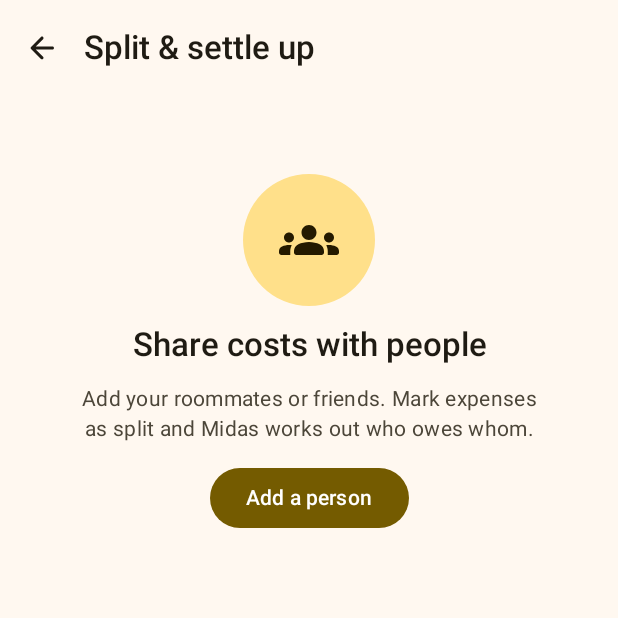
After one commit to Sukanth19/midas, an Android app built with Jetpack Compose: the SplitScreen screen opened through its navigation route, on a phone screen of 412 x 824 dp, the top half of it. The commit adds this screen. Run offline under Robolectric (Android 15) with nearby library versions, the phone set to English and light mode, and no system bars; our stand-ins replace Room's generated code.

Commit message:
add split and settle-up screen with whatsapp summary
reachable from a home card and settings. 'paid' records a settle-up, and the summary goes to whatsapp or the share sheet.

```diff
--- a/app/src/main/java/dev/suks/midas/ui/MidasApp.kt
+++ b/app/src/main/java/dev/suks/midas/ui/MidasApp.kt
@@ -48,6 +48,7 @@ import dev.suks.midas.ui.insights.InsightsScreen
 import dev.suks.midas.ui.lists.ListsScreen
 import dev.suks.midas.ui.settings.CategoriesScreen
 import dev.suks.midas.ui.settings.SettingsScreen
+import dev.suks.midas.ui.split.SplitScreen
 import dev.suks.midas.ui.transactions.EditTransactionScreen
 import dev.suks.midas.ui.transactions.TransactionsScreen
 import kotlinx.serialization.Serializable
@@ -68,6 +69,7 @@ import kotlin.reflect.KClass
 @Serializable object BudgetsRoute
 @Serializable object SettingsRoute
 @Serializable object CategoriesRoute
+@Serializable object SplitRoute
 
 private data class Tab(val label: String, val route: Any, val routeClass: KClass<*>, val icon: ImageVector, val selectedIcon: ImageVector)
 
@@ -152,6 +154,7 @@ private fun MidasNav(pendingAction: String?, onActionHandled: () -> Unit, shared
                     onGroceries = { nav.switchTab(ListsRoute(tab = 1)) },
                     onSettings = { nav.navigate(SettingsRoute) },
                     onReviewCapture = { nav.navigate(EditTransactionRoute(captureId = it)) },
+                    onSplit = { nav.navigate(SplitRoute) },
                 )
             }
             composable<ActivityRoute> {
@@ -168,7 +171,10 @@ private fun MidasNav(pendingAction: String?, onActionHandled: () -> Unit, shared
                 EditTransactionScreen(id = r.id, startAsIncome = r.income, onDone = { nav.popBackStack() }, captureId = r.captureId, sharedText = r.sharedText)
             }
             composable<BudgetsRoute> { BudgetsScreen(onBack = { nav.popBackStack() }) }
-            composable<SettingsRoute> { SettingsScreen(onBack = { nav.popBackStack() }, onCategories = { nav.navigate(CategoriesRoute) }) }
+            composable<SettingsRoute> {
+                SettingsScreen(onBack = { nav.popBackStack() }, onCategories = { nav.navigate(CategoriesRoute) }, onSplit = { nav.navigate(SplitRoute) })
+            }
+            composable<SplitRoute> { SplitScreen(onBack = { nav.popBackStack() }) }
             composable<CategoriesRoute> { CategoriesScreen(onBack = { nav.popBackStack() }) }
         }
     }
--- a/app/src/main/java/dev/suks/midas/ui/home/HomeScreen.kt
+++ b/app/src/main/java/dev/suks/midas/ui/home/HomeScreen.kt
@@ -89,6 +89,8 @@ import dev.suks.midas.ui.stateOf
 import dev.suks.midas.ui.theme.HeroAmount
 import dev.suks.midas.ui.theme.money
 import dev.suks.midas.ui.transactions.TransactionRow
+import dev.suks.midas.ui.split.SplitHomeCard
+import dev.suks.midas.ui.split.SplitViewModel
 import dev.suks.midas.ui.workspaces.WorkspaceChip
 import dev.suks.midas.ui.workspaces.WorkspaceSheet
 import dev.suks.midas.ui.workspaces.rememberWorkspaces
@@ -114,13 +116,22 @@ data class HomeState(
     val grocery: GroceryTotals = GroceryTotals(0, 0, 0, 0),
     /** Payments read from SMS or notifications, waiting to be added. */
     val toReview: List<CapturedPayment> = emptyList(),
+    /** People this workspace's costs are split with, and where you stand. */
+    val peopleCount: Int = 0,
+    val splitBalanceMinor: Long = 0,
 )
 
 class HomeViewModel(private val c: AppContainer) : ViewModel() {
     val state = stateOf(
         combine(c.settings.settings, c.transactions.all, c.categories.categories, c.bills.bills, c.grocery.items) { s: Settings, txs, cats, bills, groceries ->
             build(c.today(), s, txs, cats, bills, groceries.map { it.toLine() })
-        }.combine(c.captures.pending) { state, pending -> state.copy(toReview = pending) },
+        }.combine(c.captures.pending) { state, pending -> state.copy(toReview = pending) }
+            .combine(combine(c.split.people, c.split.sharedExpenses, c.split.settlements, ::Triple)) { state, (people, shared, settlements) ->
+                state.copy(
+                    peopleCount = people.size,
+                    splitBalanceMinor = SplitViewModel.build(people, shared, settlements, Settings(), state.today).yourBalance,
+                )
+            },
         HomeState(),
     )
 
@@ -169,6 +180,7 @@ class HomeViewModel(private val c: AppContainer) : ViewModel() {
 fun HomeScreen(
     onAdd: () -> Unit, onOpenTransaction: (Long) -> Unit, onSeeAll: () -> Unit, onBudgets: () -> Unit,
     onBills: () -> Unit, onGroceries: () -> Unit, onSettings: () -> Unit, onReviewCapture: (Long) -> Unit = {},
+    onSplit: () -> Unit = {},
 ) {
     val vm = midasViewModel { HomeViewModel(it) }
     val state by vm.state.collectAsStateWithLifecycle()
@@ -181,6 +193,7 @@ fun HomeScreen(
         workspace = workspaces.firstOrNull { it.id == activeId },
         onWorkspaces = { switching = true },
         onReviewCapture = onReviewCapture, onDismissCapture = vm::dismissCapture, onDismissAllCaptures = vm::dismissAllCaptures,
+        onSplit = onSplit,
     )
     if (switching) WorkspaceSheet(workspacesVm, onDismiss = { switching = false })
 }
@@ -199,6 +212,7 @@ fun HomeContent(
     onBills: () -> Unit = {}, onGroceries: () -> Unit = {}, onSettings: () -> Unit = {},
     workspace: Workspace? = null, onWorkspaces: () -> Unit = {},
     onReviewCapture: (Long) -> Unit = {}, onDismissCapture: (Long) -> Unit = {}, onDismissAllCaptures: () -> Unit = {},
+    onSplit: () -> Unit = {},
 ) {
     val scroll = TopAppBarDefaults.pinnedScrollBehavior(rememberTopAppBarState())
     Scaffold(
@@ -230,6 +244,7 @@ fun HomeContent(
             if (state.toReview.isNotEmpty()) item { ReviewCard(state, onReviewCapture, onDismissCapture, onDismissAllCaptures) }
             item { HeroCard(state, onBudgets) }
             item { QuickActions(onAdd, onGroceries, onBills, onSeeAll) }
+            if (state.peopleCount > 0) item { SplitHomeCard(state.splitBalanceMinor, state.currency, onSplit) }
             if (state.shares.isNotEmpty()) item { WhereItWentCard(state) }
             if (state.last7Days.any { it.second > 0 }) item { WeekCard(state) }
             if (state.upcomingBills.isNotEmpty()) item { BillsCard(state, onBills) }
--- a/app/src/main/java/dev/suks/midas/ui/settings/SettingsScreen.kt
+++ b/app/src/main/java/dev/suks/midas/ui/settings/SettingsScreen.kt
@@ -19,6 +19,7 @@ import androidx.compose.material.icons.rounded.DarkMode
 import androidx.compose.material.icons.rounded.FileDownload
 import androidx.compose.material.icons.rounded.FileUpload
 import androidx.compose.material.icons.rounded.Fingerprint
+import androidx.compose.material.icons.rounded.Groups
 import androidx.compose.material.icons.rounded.Info
 import androidx.compose.material.icons.rounded.NotificationsActive
 import androidx.compose.material.icons.rounded.Palette
@@ -118,7 +119,7 @@ class SettingsViewModel(private val c: AppContainer) : ViewModel() {
 
 @OptIn(ExperimentalMaterial3Api::class)
 @Composable
-fun SettingsScreen(onBack: () -> Unit, onCategories: () -> Unit) {
+fun SettingsScreen(onBack: () -> Unit, onCategories: () -> Unit, onSplit: () -> Unit = {}) {
     val vm = midasViewModel { SettingsViewModel(it) }
     val s by vm.settings.collectAsStateWithLifecycle()
     val message by vm.message.collectAsStateWithLifecycle()
@@ -164,6 +165,7 @@ fun SettingsScreen(onBack: () -> Unit, onCategories: () -> Unit) {
             Group("General")
             Row(Icons.Rounded.Payments, "Currency", "${s.currency} · ${Money.symbol(s.currency)}") { pickCurrency = true }
             Row(Icons.Rounded.Category, "Categories", "Add, rename or recolour categories", onClick = onCategories)
+            Row(Icons.Rounded.Groups, "Split with people", "Share this workspace's costs with roommates or friends", onClick = onSplit)
 
             Group("Appearance")
             Row(Icons.Rounded.DarkMode, "Theme", s.themeMode.name.lowercase().replaceFirstChar(Char::uppercase).let { if (it == "System") "Follow system" else it }) { pickTheme = true }
--- /dev/null
+++ b/app/src/main/java/dev/suks/midas/ui/split/SplitScreen.kt
@@ -0,0 +1,369 @@
+package dev.suks.midas.ui.split
+
+import android.content.ActivityNotFoundException
+import android.content.Context
+import android.content.Intent
+import androidx.compose.foundation.layout.Arrangement
+import androidx.compose.foundation.layout.Column
+import androidx.compose.foundation.layout.PaddingValues
+import androidx.compose.foundation.layout.Row
+import androidx.compose.foundation.layout.Spacer
+import androidx.compose.foundation.layout.fillMaxSize
+import androidx.compose.foundation.layout.fillMaxWidth
+import androidx.compose.foundation.layout.height
+import androidx.compose.foundation.layout.padding
+import androidx.compose.foundation.layout.size
+import androidx.compose.foundation.layout.width
+import androidx.compose.foundation.lazy.LazyColumn
+import androidx.compose.foundation.lazy.items
+import androidx.compose.material.icons.Icons
+import androidx.compose.material.icons.automirrored.rounded.ArrowBack
+import androidx.compose.material.icons.rounded.Close
+import androidx.compose.material.icons.rounded.Edit
+import androidx.compose.material.icons.rounded.Groups
+import androidx.compose.material.icons.rounded.PersonAdd
+import androidx.compose.material.icons.rounded.Share
+import androidx.compose.material3.AlertDialog
+import androidx.compose.material3.Button
+import androidx.compose.material3.ExperimentalMaterial3Api
+import androidx.compose.material3.FilledTonalButton
+import androidx.compose.material3.Icon
+import androidx.compose.material3.IconButton
+import androidx.compose.material3.ListItem
+import androidx.compose.material3.ListItemDefaults
+import androidx.compose.material3.MaterialTheme
+import androidx.compose.material3.OutlinedButton
+import androidx.compose.material3.OutlinedTextField
+import androidx.compose.material3.Scaffold
+import androidx.compose.material3.SnackbarHost
+import androidx.compose.material3.SnackbarHostState
+import androidx.compose.material3.Surface
+import androidx.compose.material3.Text
+import androidx.compose.material3.TextButton
+import androidx.compose.material3.TopAppBar
+import androidx.compose.runtime.Composable
+import androidx.compose.runtime.LaunchedEffect
+import androidx.compose.runtime.getValue
+import androidx.compose.runtime.mutableStateOf
+import androidx.compose.runtime.remember
+import androidx.compose.runtime.setValue
+import androidx.compose.ui.Alignment
+import androidx.compose.ui.Modifier
+import androidx.compose.ui.graphics.Color
+import androidx.compose.ui.platform.LocalContext
+import androidx.compose.ui.platform.testTag
+import androidx.compose.ui.text.input.KeyboardCapitalization
+import androidx.compose.foundation.text.KeyboardOptions
+import androidx.compose.ui.text.style.TextOverflow
+import androidx.compose.ui.unit.dp
+import androidx.lifecycle.ViewModel
+import androidx.lifecycle.compose.collectAsStateWithLifecycle
+import androidx.lifecycle.viewModelScope
+import dev.suks.midas.AppContainer
+import dev.suks.midas.data.Person
+import dev.suks.midas.data.Settings
+import dev.suks.midas.data.Settlement
+import dev.suks.midas.data.Transaction
+import dev.suks.midas.domain.Dates
+import dev.suks.midas.domain.MemberId
+import dev.suks.midas.domain.Money
+import dev.suks.midas.domain.Payment
+import dev.suks.midas.domain.SharedExpense
+import dev.suks.midas.domain.Split
+import dev.suks.midas.ui.components.EmptyState
+import dev.suks.midas.ui.components.MidasCard
+import dev.suks.midas.ui.components.SectionHeader
+import dev.suks.midas.ui.midasViewModel
+import dev.suks.midas.ui.stateOf
+import dev.suks.midas.ui.theme.money
+import dev.suks.midas.ui.workspaces.rememberWorkspaces
+import kotlinx.coroutines.flow.MutableStateFlow
+import kotlinx.coroutines.flow.asStateFlow
+import kotlinx.coroutines.flow.combine
+import kotlinx.coroutines.launch
+import java.time.LocalDate
+
+data class SplitState(
+    val loaded: Boolean = false,
+    val currency: String = "INR",
+    val today: LocalDate = LocalDate.now(),
+    val myName: String = "Me",
+    val people: List<Person> = emptyList(),
+    /** Everyone's balance, you first: positive = owed money. */
+    val balances: Map<MemberId, Long> = emptyMap(),
+    /** The fewest payments that settle everything. */
+    val payments: List<Payment> = emptyList(),
+    val sharedExpenses: List<SharedExpense> = emptyList(),
+    val settlements: List<Settlement> = emptyList(),
+) {
+    val members: List<MemberId> get() = listOf<MemberId>(null) + people.map { it.id }
+    val names: Map<MemberId, String> get() = mapOf<MemberId, String>(null to myName) + people.associate { it.id to it.name }
+    val yourBalance: Long get() = balances[null] ?: 0
+    val totalSharedMinor: Long get() = sharedExpenses.sumOf { it.amountMinor }
+
+    fun name(m: MemberId) = names[m] ?: "Someone"
+
+    fun summary(title: String) = Split.summary(title, members, names, sharedExpenses, payments, currency)
+}
+
+class SplitViewModel(private val c: AppContainer) : ViewModel() {
+    val state = stateOf(
+        combine(c.split.people, c.split.sharedExpenses, c.split.settlements, c.settings.settings) { people, shared, settlements, s ->
+            build(people, shared, settlements, s, c.today())
+        },
+        SplitState(),
+    )
+    private val _message = MutableStateFlow<String?>(null)
+    val message = _message.asStateFlow()
+
+    fun addPerson(name: String) = viewModelScope.launch { c.split.addPerson(name) }
+    fun removePerson(p: Person) = viewModelScope.launch {
+        if (!c.split.removePerson(p.id)) _message.value = "${p.name} is in some shared expenses or settle-ups, so they can't be removed"
+    }
+    fun settle(p: Payment) = viewModelScope.launch { c.split.settle(p.from, p.to, p.amountMinor, c.today()) }
+    fun deleteSettlement(id: Long) = viewModelScope.launch { c.split.deleteSettlement(id) }
+    fun setMyName(name: String) = viewModelScope.launch { c.settings.setMyName(name) }
+    fun messageShown() { _message.value = null }
+
+    companion object {
+        fun build(people: List<Person>, shared: List<Transaction>, settlements: List<Settlement>, s: Settings, today: LocalDate): SplitState {
+            val members = listOf<MemberId>(null) + people.map { it.id }
+            val known = members.toSet()
+            // Someone removed from the list is treated as you, so their share isn't lost.
+            val expenses = shared.map { SharedExpense(it.amountMinor, it.paidById?.takeIf { id -> id in known }) }
+            val balances = Split.balances(members, expenses, settlements.map { it.toPayment() })
+            return SplitState(
+                loaded = true, currency = s.currency, today = today, myName = s.myName, people = people,
+                balances = balances, payments = Split.settleUp(balances), sharedExpenses = expenses, settlements = settlements,
+            )
+        }
+    }
+}
+
+@Composable
+fun SplitScreen(onBack: () -> Unit) {
+    val vm = midasViewModel { SplitViewModel(it) }
+    val state by vm.state.collectAsStateWithLifecycle()
+    val message by vm.message.collectAsStateWithLifecycle()
+    val workspaces = rememberWorkspaces()
+    val list by workspaces.workspaces.collectAsStateWithLifecycle()
+    val activeId by workspaces.activeId.collectAsStateWithLifecycle()
+    val title = list.firstOrNull { it.id == activeId }?.name ?: "Midas"
+    val context = LocalContext.current
+    SplitContent(
+        state, onBack, onAddPerson = vm::addPerson, onRemovePerson = vm::removePerson, onSettle = vm::settle,
+        onDeleteSettlement = vm::deleteSettlement, onRename = vm::setMyName,
+        onShareWhatsApp = { shareText(context, state.summary(title), whatsApp = true) },
+        onShare = { shareText(context, state.summary(title), whatsApp = false) },
+        message = message, onMessageShown = vm::messageShown,
+    )
+}
+
+/** Opens WhatsApp with the text ready to send, or the share sheet if WhatsApp isn't installed. */
+private fun shareText(context: Context, text: String, whatsApp: Boolean) {
+    val send = Intent(Intent.ACTION_SEND).setType("text/plain").putExtra(Intent.EXTRA_TEXT, text)
+    if (whatsApp) {
+        for (pkg in listOf("com.whatsapp", "com.whatsapp.w4b")) {
+            try {
+                context.startActivity(Intent(send).setPackage(pkg))
+                return
+            } catch (_: ActivityNotFoundException) {
+                // Try the next one, then fall back to the share sheet.
+            }
+        }
+    }
+    context.startActivity(Intent.createChooser(send, "Share settle-up"))
+}
+
+@OptIn(ExperimentalMaterial3Api::class)
+@Composable
+fun SplitContent(
+    state: SplitState,
+    onBack: () -> Unit = {},
+    onAddPerson: (String) -> Unit = {},
+    onRemovePerson: (Person) -> Unit = {},
+    onSettle: (Payment) -> Unit = {},
+    onDeleteSettlement: (Long) -> Unit = {},
+    onRename: (String) -> Unit = {},
+    onShareWhatsApp: () -> Unit = {},
+    onShare: () -> Unit = {},
+    message: String? = null,
+    onMessageShown: () -> Unit = {},
+) {
+    var adding by remember { mutableStateOf(false) }
+    var renaming by remember { mutableStateOf(false) }
+    var confirming by remember { mutableStateOf<Payment?>(null) }
+    val snackbar = remember { SnackbarHostState() }
+    LaunchedEffect(message) { message?.let { snackbar.showSnackbar(it); onMessageShown() } }
+
+    Scaffold(
+        topBar = {
+            TopAppBar(
+                title = { Text("Split & settle up") },
+                navigationIcon = { IconButton(onClick = onBack) { Icon(Icons.AutoMirrored.Rounded.ArrowBack, "Back") } },
+                actions = { if (state.people.isNotEmpty()) IconButton(onClick = onShare) { Icon(Icons.Rounded.Share, "Share") } },
+            )
+        },
+        snackbarHost = { SnackbarHost(snackbar) },
+    ) { padding ->
+        LazyColumn(
+            Modifier.fillMaxSize(),
+            contentPadding = PaddingValues(start = 16.dp, end = 16.dp, top = padding.calculateTopPadding() + 4.dp, bottom = 32.dp),
+            verticalArrangement = Arrangement.spacedBy(10.dp),
+        ) {
+            if (state.loaded && state.people.isEmpty()) {
+                item {
+                    EmptyState(
+                        Icons.Rounded.Groups, "Share costs with people",
+                        "Add your roommates or friends. Mark expenses as split and Midas works out who owes whom.",
+                    ) { Button(onClick = { adding = true }, modifier = Modifier.testTag("add_person")) { Text("Add a person") } }
+                }
+                return@LazyColumn
+            }
+            item { PositionCard(state, onShareWhatsApp) }
+            if (state.payments.isNotEmpty()) {
+                item { SectionHeader("To settle up") }
+                items(state.payments) { p ->
+                    Surface(shape = MaterialTheme.shapes.medium, color = MaterialTheme.colorScheme.surfaceContainerLow) {
+                        Row(Modifier.fillMaxWidth().padding(horizontal = 16.dp, vertical = 10.dp), verticalAlignment = Alignment.CenterVertically) {
+                            Text("${state.name(p.from)} pays ${state.name(p.to)}", style = MaterialTheme.typography.bodyLarge, modifier = Modifier.weight(1f))
+                            Text(Money.format(p.amountMinor, state.currency), style = MaterialTheme.typography.titleSmall)
+                            Spacer(Modifier.width(8.dp))
+                            FilledTonalButton(onClick = { confirming = p }, modifier = Modifier.testTag("settle_${p.from}_${p.to}")) { Text("Paid") }
+                        }
+                    }
+                }
+            }
+            item {
+                SectionHeader("People") {
+                    TextButton(onClick = { adding = true }) {
+                        Icon(Icons.Rounded.PersonAdd, null, Modifier.size(18.dp))
+                        Spacer(Modifier.width(6.dp))
+                        Text("Add")
+                    }
+                }
+            }
+            item {
+                PersonRow(state.myName + " (you)", state.yourBalance, state.currency) {
+                    IconButton(onClick = { renaming = true }) { Icon(Icons.Rounded.Edit, "Change your name") }
+                }
+            }
+            items(state.people, key = { it.id }) { p ->
+                PersonRow(p.name, state.balances[p.id] ?: 0, state.currency) {
+                    IconButton(onClick = { onRemovePerson(p) }) { Icon(Icons.Rounded.Close, "Remove ${p.name}") }
+                }
+            }
+            if (state.settlements.isNotEmpty()) {
+                item { SectionHeader("Settled") }
+                items(state.settlements.take(10), key = { "s${it.id}" }) { s ->
+                    ListItem(
+                        headlineContent = { Text("${state.name(s.fromId)} paid ${state.name(s.toId)} ${Money.format(s.amountMinor, state.currency)}") },
+                        supportingContent = { Text(Dates.relative(s.date, state.today)) },
+                        trailingContent = { IconButton(onClick = { onDeleteSettlement(s.id) }) { Icon(Icons.Rounded.Close, "Undo") } },
+                        colors = ListItemDefaults.colors(containerColor = Color.Transparent),
+                    )
+                }
+            }
+        }
+    }
+
+    if (adding) NameDialog("Add a person", "", "Add", onDismiss = { adding = false }) { onAddPerson(it); adding = false }
+    if (renaming) NameDialog("Your name", state.myName, "Save", onDismiss = { renaming = false }) { onRename(it); renaming = false }
+    confirming?.let { p ->
+        AlertDialog(
+            onDismissRequest = { confirming = null },
+            title = { Text("Mark as paid?") },
+            text = { Text("${state.name(p.from)} paid ${state.name(p.to)} ${Money.format(p.amountMinor, state.currency)}.") },
+            confirmButton = { TextButton(onClick = { onSettle(p); confirming = null }, modifier = Modifier.testTag("confirm_settle")) { Text("Mark paid") } },
+            dismissButton = { TextButton(onClick = { confirming = null }) { Text("Cancel") } },
+        )
+    }
+}
+
+@Composable
+private fun PositionCard(state: SplitState, onShareWhatsApp: () -> Unit) {
+    MidasCard(containerColor = MaterialTheme.colorScheme.primaryContainer) {
+        val on = MaterialTheme.colorScheme.onPrimaryContainer
+        val b = state.yourBalance
+        Text(
+            when {
+                b > 0 -> "You're owed"
+                b < 0 -> "You owe"
+                else -> "All settled up"
+            },
+            style = MaterialTheme.typography.labelLarge, color = on.copy(alpha = 0.8f),
+        )
+        if (b != 0L) Text(Money.format(kotlin.math.abs(b), state.currency), style = MaterialTheme.typography.headlineMedium, color = on, modifier = Modifier.testTag("split_balance"))
+        Text(
+            "Shared spending ${Money.format(state.totalSharedMinor, state.currency)} between ${state.members.size} people",
+            style = MaterialTheme.typography.bodySmall, color = on,
+        )
+        Spacer(Modifier.height(12.dp))
+        Button(onClick = onShareWhatsApp, modifier = Modifier.testTag("share_whatsapp")) { Text("Send on WhatsApp") }
+    }
+}
+
+@Composable
+private fun PersonRow(name: String, balance: Long, currency: String, action: @Composable () -> Unit) {
+    Surface(shape = MaterialTheme.shapes.medium, color = MaterialTheme.colorScheme.surfaceContainerLow) {
+        Row(Modifier.fillMaxWidth().padding(start = 16.dp, end = 4.dp, top = 6.dp, bottom = 6.dp), verticalAlignment = Alignment.CenterVertically) {
+            Column(Modifier.weight(1f)) {
+                Text(name, style = MaterialTheme.typography.bodyLarge, maxLines = 1, overflow = TextOverflow.Ellipsis)
+                Text(
+                    when {
+                        balance > 0 -> "is owed ${Money.format(balance, currency)}"
+                        balance < 0 -> "owes ${Money.format(-balance, currency)}"
+                        else -> "settled"
+                    },
+                    style = MaterialTheme.typography.bodySmall,
+                    color = when {
+                        balance > 0 -> MaterialTheme.money.positive
+                        balance < 0 -> MaterialTheme.colorScheme.error
+                        else -> MaterialTheme.colorScheme.onSurfaceVariant
+                    },
+                )
+            }
+            action()
+        }
+    }
+}
+
+@Composable
+private fun NameDialog(title: String, initial: String, confirm: String, onDismiss: () -> Unit, onSave: (String) -> Unit) {
+    var name by remember { mutableStateOf(initial) }
+    AlertDialog(
+        onDismissRequest = onDismiss,
+        title = { Text(title) },
+        text = {
+            OutlinedTextField(
+                name, { name = it }, singleLine = true, label = { Text("Name") },
+                keyboardOptions = KeyboardOptions(capitalization = KeyboardCapitalization.Words),
+                modifier = Modifier.fillMaxWidth().testTag("person_name"),
+            )
+        },
+        confirmButton = { TextButton(enabled = name.isNotBlank(), onClick = { onSave(name) }, modifier = Modifier.testTag("person_save")) { Text(confirm) } },
+        dismissButton = { TextButton(onClick = onDismiss) { Text("Cancel") } },
+    )
+}
+
+/** Small home card for shared workspaces. */
+@Composable
+fun SplitHomeCard(yourBalance: Long, currency: String, onOpen: () -> Unit) {
+    MidasCard(Modifier.testTag("split_card")) {
+        Row(verticalAlignment = Alignment.CenterVertically) {
+            Column(Modifier.weight(1f)) {
+                Text("Split", style = MaterialTheme.typography.titleMedium)
+                Text(
+                    when {
+                        yourBalance > 0 -> "You're owed ${Money.format(yourBalance, currency)}"
+                        yourBalance < 0 -> "You owe ${Money.format(-yourBalance, currency)}"
+                        else -> "All settled up"
+                    },
+                    style = MaterialTheme.typography.bodyMedium,
+                    color = if (yourBalance < 0) MaterialTheme.colorScheme.error else MaterialTheme.colorScheme.onSurfaceVariant,
+                )
+            }
+            OutlinedButton(onClick = onOpen) { Text("Settle up") }
+        }
+    }
+}
```
Also changed, not shown: 2 other files.
